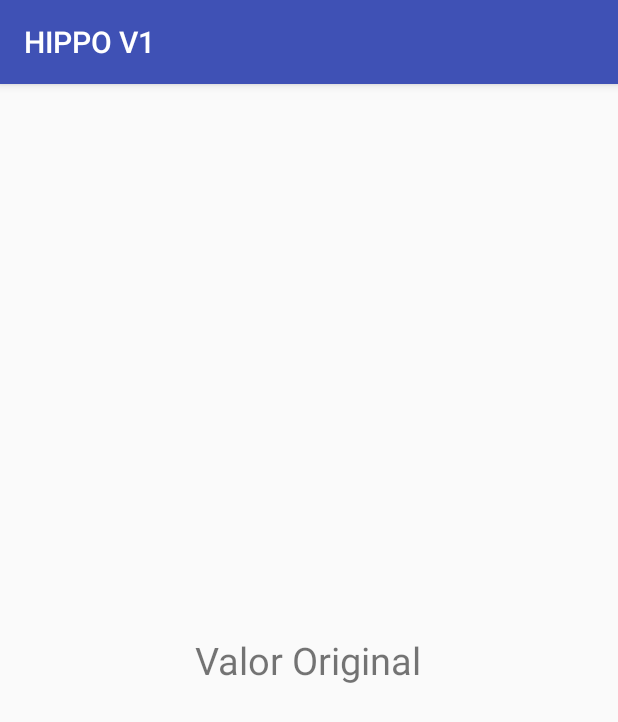
After one commit to ProjIntegrador/android-hippo, an Android app: the fragment CategoriaC shown on its own in the app's theme, on a phone screen of 412 x 824 dp. The commit adds this screen. Shown: the top 722 px of the screen. Run offline under Robolectric (Android 15) with nearby library versions, the phone set to English and light mode, and no system bars.

```diff
--- /dev/null
+++ b/app/src/main/java/br/com/enforce/hippov1/fragmentos/CategoriaC.java
@@ -0,0 +1,27 @@
+package br.com.enforce.hippov1.fragmentos;
+
+import android.os.Bundle;
+import android.support.annotation.Nullable;
+import android.support.v4.app.Fragment;
+import android.view.LayoutInflater;
+import android.view.View;
+import android.view.ViewGroup;
+
+import br.com.enforce.hippov1.R;
+
+/**
+ * Created by nalmir on 06/02/2017.
+ */
+public class CategoriaC extends Fragment {
+
+    @Nullable
+    @Override
+    public View onCreateView(LayoutInflater inflater, ViewGroup container, Bundle savedInstanceState) {
+
+        View view = inflater.inflate(R.layout.categoria_c, container, false);
+
+        return view;
+    }
+
+
+}
--- /dev/null
+++ b/app/src/main/res/layout/categoria_c.xml
@@ -0,0 +1,15 @@
+<?xml version="1.0" encoding="utf-8"?>
+<LinearLayout xmlns:android="http://schemas.android.com/apk/res/android"
+    android:layout_width="match_parent"
+    android:layout_height="match_parent"
+    android:gravity="center"
+    android:orientation="vertical">
+
+    <TextView
+        android:id="@+id/f03_tv_vo"
+        android:layout_width="wrap_content"
+        android:layout_height="wrap_content"
+        android:textSize="25sp"
+        android:text="Valor Original"/>
+
+</LinearLayout>
```
Also changed, not shown: app/src/main/java/br/com/enforce/hippov1/adapter/MyFragmentPageAdapter.java (deleted, +0 -8 lines), app/src/main/java/br/com/enforce/hippov1/fragmentos/CategoriaA.java (added, +127 -0 lines), app/src/main/java/br/com/enforce/hippov1/fragmentos/CategoriaB.java (added, +28 -0 lines), app/src/main/java/br/com/enforce/hippov1/fragments/CategoriaA.java (deleted, +0 -8 lines), app/src/main/java/br/com/enforce/hippov1/fragments/CategoriaB.java (deleted, +0 -8 lines), app/src/main/res/layout/categoria_a.xml (+12 -4 lines), app/src/main/res/layout/celula.xml (added, +25 -0 lines), app/src/main/res/layout/listagem_produtos.xml (+12 -12 lines).
